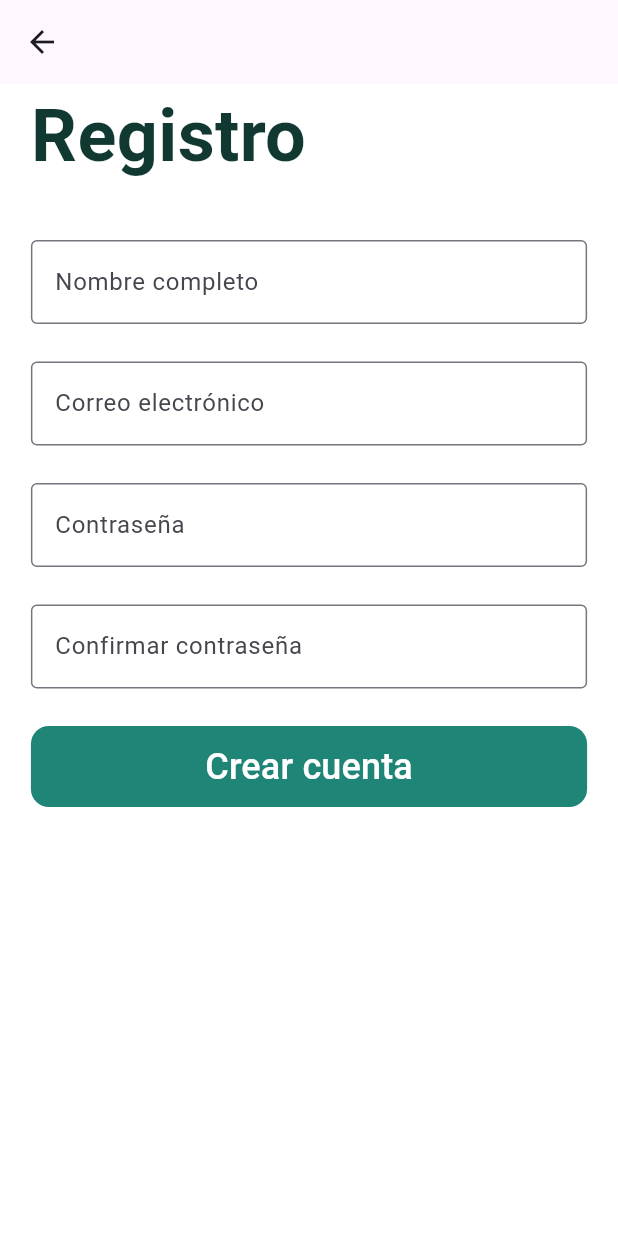
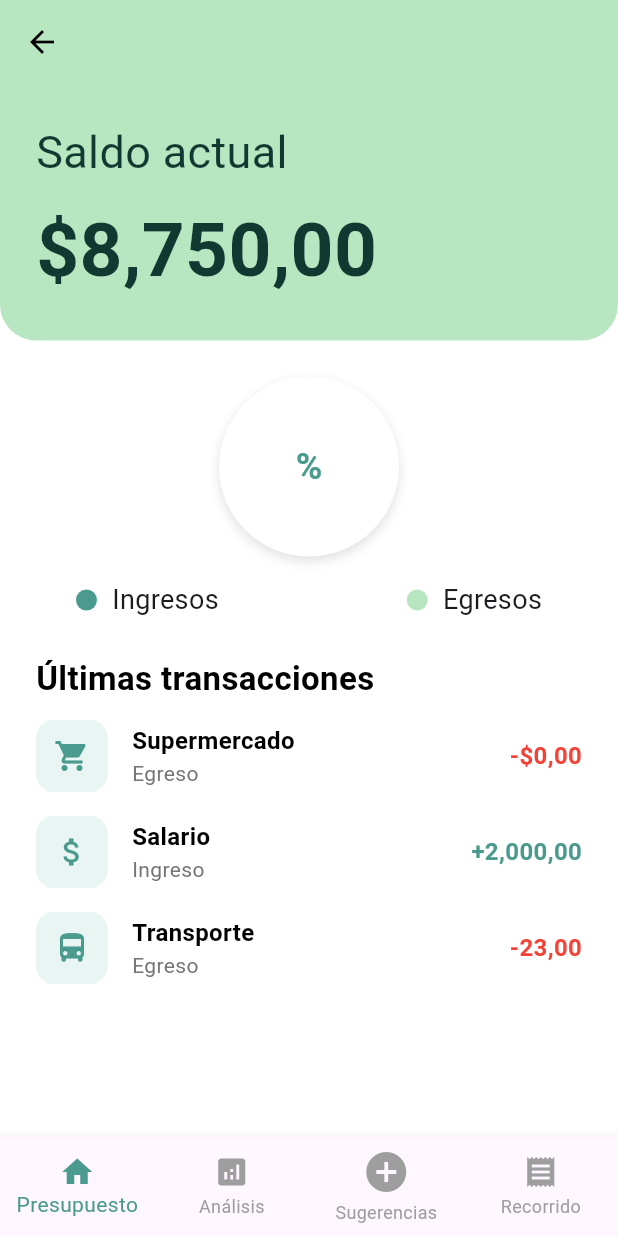
Before and after one commit to Lazarito444/proyecto-final-tds, a Flutter app: the screen it shows after launch, after a tap on "Iniciar sesión", on a phone screen of 412 x 824 dp. Run offline on Flutter 3.47's test engine with Material 3 defaults, Android fonts, the light colour scheme and no system bars; our stand-ins replace flutter_riverpod, google_fonts, sizer; Roboto replaces fonts that are missing (Gabarito).

Commit message:
Add dashboard screen and login redirection

```diff
--- a/src/financia_mobile/lib/modules/auth/login_screen.dart
+++ b/src/financia_mobile/lib/modules/auth/login_screen.dart
@@ -1,5 +1,6 @@
 import 'package:financia_mobile/extensions/navigation_extensions.dart';
 import 'package:financia_mobile/modules/auth/sign_up_screen.dart';
+import 'package:financia_mobile/modules/dashboard/dashboard_screen.dart';
 import 'package:flutter/material.dart';
 import 'package:google_fonts/google_fonts.dart';
 import 'package:sizer/sizer.dart';
@@ -32,7 +33,7 @@ class LoginScreen extends StatelessWidget {
                 width: double.infinity,
                 child: TextButton(
                   onPressed: () {
-                    context.push(SignUpScreen());
+                    context.push(DashboardScreen());
                   },
                   style: TextButton.styleFrom(
                     backgroundColor: Color.fromARGB(255, 31, 133, 119),
--- /dev/null
+++ b/src/financia_mobile/lib/modules/dashboard/dashboard_screen.dart
@@ -0,0 +1,298 @@
+import 'package:flutter/material.dart';
+import 'package:google_fonts/google_fonts.dart';
+
+class DashboardScreen extends StatelessWidget {
+  const DashboardScreen({super.key});
+
+  @override
+  Widget build(BuildContext context) {
+    return Scaffold(
+      backgroundColor: Colors.white,
+      appBar: AppBar(
+        backgroundColor: Color(0xFFB8E6C1),
+        elevation: 0,
+        leading: IconButton(
+          icon: Icon(Icons.arrow_back, color: Colors.black),
+          onPressed: () => Navigator.pop(context),
+        ),
+      ),
+
+      body: Column(
+        children: [
+          Container(
+            width: double.infinity,
+            padding: EdgeInsets.all(24),
+            decoration: BoxDecoration(
+              color: Color(0xFFB8E6C1),
+              borderRadius: BorderRadius.only(
+                bottomLeft: Radius.circular(24),
+                bottomRight: Radius.circular(24),
+              ),
+            ),
+            child: Column(
+              crossAxisAlignment: CrossAxisAlignment.start,
+              children: [
+                Align(
+                  alignment: Alignment.centerLeft,
+                  child: Text(
+                    'Saldo actual',
+                    style: GoogleFonts.gabarito(
+                      textStyle: TextStyle(
+                        fontSize: 30,
+                        color: const Color(0xFF113931),
+                      ),
+                    ),
+                  ),
+                ),
+                SizedBox(height: 8),
+                Text(
+                  '\$8,750,00',
+                  style: GoogleFonts.gabarito(
+                    textStyle: TextStyle(
+                      fontSize: 50,
+                      fontWeight: FontWeight.bold,
+                      color: const Color(0xFF113931),
+                    ),
+                  ),
+                ),
+              ],
+            ),
+          ),
+
+          Expanded(
+            child: Column(
+              children: [
+                SizedBox(height: 24),
+                // Círculo con porcentaje
+                Center(
+                  child: Container(
+                    width: 120,
+                    height: 120,
+                    decoration: BoxDecoration(
+                      shape: BoxShape.circle,
+                      color: Colors.white,
+                      boxShadow: [
+                        BoxShadow(
+                          color: Colors.black12,
+                          blurRadius: 6,
+                          offset: Offset(0, 3),
+                        ),
+                      ],
+                    ),
+                    child: Center(
+                      child: Text(
+                        '%',
+                        style: GoogleFonts.gabarito(
+                          textStyle: TextStyle(
+                            fontSize: 24,
+                            fontWeight: FontWeight.bold,
+                            color: Color(0xFF4A9B8E),
+                          ),
+                        ),
+                      ),
+                    ),
+                  ),
+                ),
+                SizedBox(height: 16),
+
+                // Leyenda de Ingresos y Egresos
+                Row(
+                  mainAxisAlignment: MainAxisAlignment.spaceEvenly,
+                  children: [
+                    Row(
+                      children: [
+                        Container(
+                          width: 14,
+                          height: 14,
+                          decoration: BoxDecoration(
+                            color: Color(0xFF4A9B8E),
+                            shape: BoxShape.circle,
+                          ),
+                        ),
+                        SizedBox(width: 10),
+                        Text(
+                          'Ingresos',
+                          style: GoogleFonts.gabarito(fontSize: 18),
+                        ),
+                      ],
+                    ),
+                    SizedBox(width: 24),
+                    Row(
+                      children: [
+                        Container(
+                          width: 14,
+                          height: 14,
+                          decoration: BoxDecoration(
+                            color: Color(0xFFB8E6C1),
+                            shape: BoxShape.circle,
+                          ),
+                        ),
+                        SizedBox(width: 10),
+                        Text(
+                          'Egresos',
+                          style: GoogleFonts.gabarito(fontSize: 18),
+                        ),
+                      ],
+                    ),
+                  ],
+                ),
+                SizedBox(height: 24),
+
+                // Título y transacciones
+                Padding(
+                  padding: EdgeInsets.symmetric(horizontal: 24),
+                  child: Align(
+                    alignment: Alignment.centerLeft,
+                    child: Text(
+                      'Últimas transacciones',
+                      style: GoogleFonts.gabarito(
+                        textStyle: TextStyle(
+                          fontSize: 22,
+                          fontWeight: FontWeight.bold,
+                          color: Colors.black,
+                        ),
+                      ),
+                    ),
+                  ),
+                ),
+                SizedBox(height: 12),
+
+                Expanded(
+                  child: ListView(
+                    padding: EdgeInsets.symmetric(horizontal: 24),
+                    children: [
+                      TransactionItem(
+                        icon: Icons.shopping_cart,
+                        title: 'Supermercado',
+                        subtitle: 'Egreso',
+                        amount: '-\$0,00',
+                        isNegative: true,
+                      ),
+                      TransactionItem(
+                        icon: Icons.attach_money,
+                        title: 'Salario',
+                        subtitle: 'Ingreso',
+                        amount: '+2,000,00',
+                        isNegative: false,
+                      ),
+                      TransactionItem(
+                        icon: Icons.directions_bus,
+                        title: 'Transporte',
+                        subtitle: 'Egreso',
+                        amount: '-23,00',
+                        isNegative: true,
+                      ),
+                    ],
+                  ),
+                ),
+              ],
+            ),
+          ),
+        ],
+      ),
+      bottomNavigationBar: BottomNavigationBar(
+        type: BottomNavigationBarType.fixed,
+        selectedItemColor: Color(0xFF4A9B8E),
+        unselectedItemColor: Colors.grey,
+        selectedLabelStyle: GoogleFonts.gabarito(),
+        unselectedLabelStyle: GoogleFonts.gabarito(),
+        items: [
+          BottomNavigationBarItem(icon: Icon(Icons.home), label: 'Presupuesto'),
+          BottomNavigationBarItem(
+            icon: Icon(Icons.analytics),
+            label: 'Análisis',
+          ),
+          BottomNavigationBarItem(
+            icon: Icon(Icons.add_circle, size: 32),
+            label: 'Sugerencias',
+          ),
+          BottomNavigationBarItem(
+            icon: Icon(Icons.receipt),
+            label: 'Recorrido',
+          ),
+        ],
+      ),
+      /*floatingActionButton: FloatingActionButton(
+        onPressed: () {
+          Navigator.pushNamed(context, '/add-transaction');
+        },
+        backgroundColor: Color(0xFF4A9B8E),
+        child: Icon(Icons.add, color: Colors.white),
+      ),*/
+    );
+  }
+}
+
+class TransactionItem extends StatelessWidget {
+  final IconData icon;
+  final String title;
+  final String subtitle;
+  final String amount;
+  final bool isNegative;
+
+  const TransactionItem({
+    super.key,
+    required this.icon,
+    required this.title,
+    required this.subtitle,
+    required this.amount,
+    required this.isNegative,
+  });
+
+  @override
+  Widget build(BuildContext context) {
+    return Padding(
+      padding: EdgeInsets.only(bottom: 16),
+      child: Row(
+        children: [
+          Container(
+            width: 48,
+            height: 48,
+            decoration: BoxDecoration(
+              color: Color(0xFFE8F5F3),
+              borderRadius: BorderRadius.circular(12),
+            ),
+            child: Icon(icon, color: Color(0xFF4A9B8E), size: 24),
+          ),
+          SizedBox(width: 16),
+          Expanded(
+            child: Column(
+              crossAxisAlignment: CrossAxisAlignment.start,
+              children: [
+                Text(
+                  title,
+                  style: GoogleFonts.gabarito(
+                    textStyle: TextStyle(
+                      fontSize: 16,
+                      fontWeight: FontWeight.w600,
+                      color: Colors.black,
+                    ),
+                  ),
+                ),
+                Text(
+                  subtitle,
+                  style: GoogleFonts.gabarito(
+                    textStyle: TextStyle(
+                      fontSize: 14,
+                      color: Colors.grey.shade600,
+                    ),
+                  ),
+                ),
+              ],
+            ),
+          ),
+          Text(
+            amount,
+            style: GoogleFonts.gabarito(
+              textStyle: TextStyle(
+                fontSize: 16,
+                fontWeight: FontWeight.w600,
+                color: isNegative ? Colors.red : Color(0xFF4A9B8E),
+              ),
+            ),
+          ),
+        ],
+      ),
+    );
+  }
+}
```
Also changed, not shown: 3 other files.
